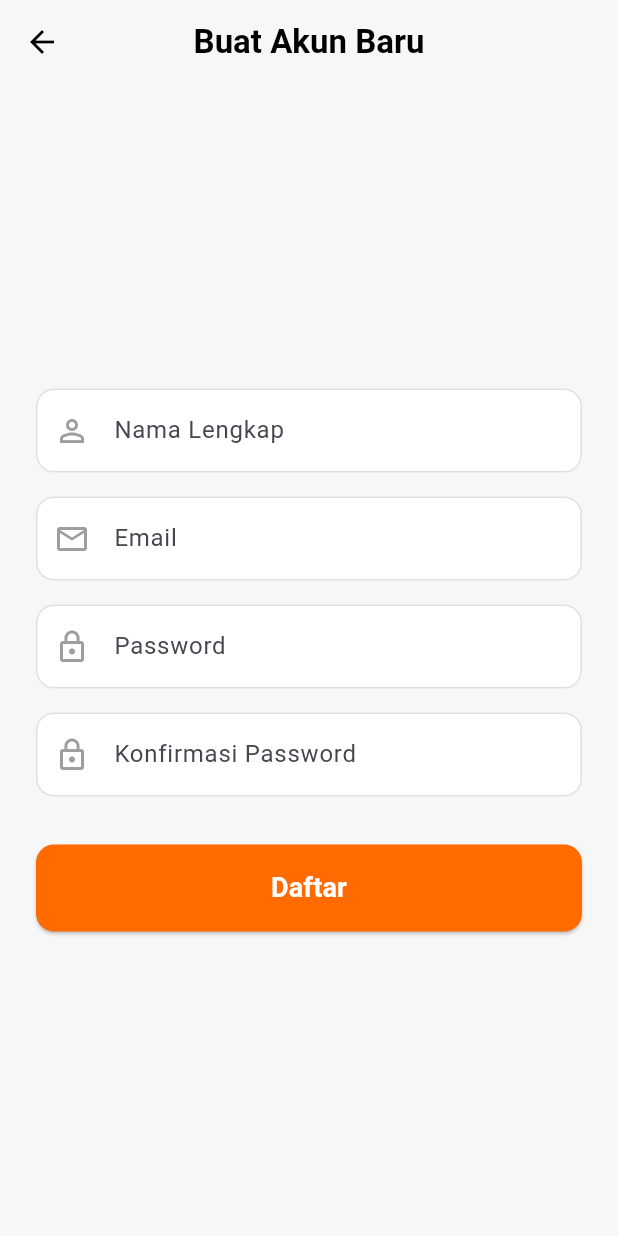
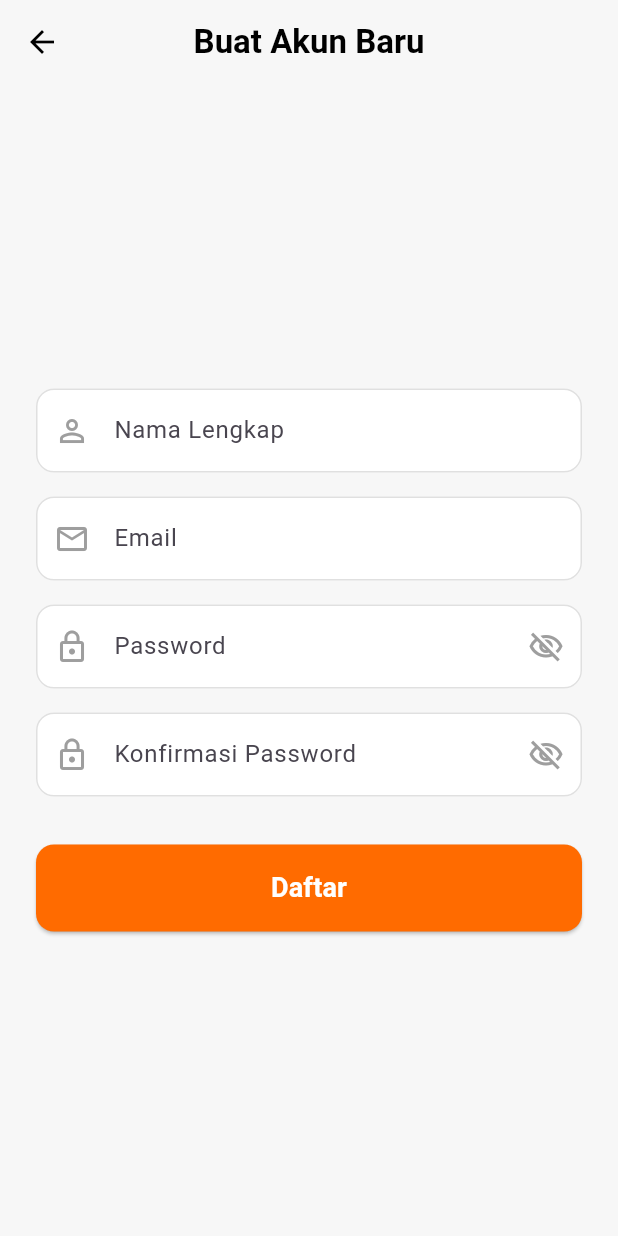
Before and after one commit to DYmazeh/teori-mobilelanjut-2357051017, a Flutter app: the RegisterPage screen opened directly, on a phone screen of 412 x 824 dp. Run offline on Flutter 3.47's test engine with Material 3 defaults, Android fonts, the phone set to English and light mode, and no system bars; network calls fail.

```diff
--- a/lib/register_page.dart
+++ b/lib/register_page.dart
@@ -1,8 +1,58 @@
 import 'package:flutter/material.dart';
+import 'package:myapp/user_model.dart';
 
 // Halaman buat user baru daftar akun.
-class RegisterPage extends StatelessWidget {
+class RegisterPage extends StatefulWidget {
   const RegisterPage({super.key});
+
+  @override
+  State<RegisterPage> createState() => _RegisterPageState();
+}
+
+class _RegisterPageState extends State<RegisterPage> {
+  final _nameController = TextEditingController();
+  final _emailController = TextEditingController();
+  final _passwordController = TextEditingController();
+  final _confirmPasswordController = TextEditingController();
+  bool _obscurePassword = true;
+  bool _obscureConfirmPassword = true;
+
+  @override
+  void dispose() {
+    _nameController.dispose();
+    _emailController.dispose();
+    _passwordController.dispose();
+    _confirmPasswordController.dispose();
+    super.dispose();
+  }
+
+  void _register() {
+    if (_passwordController.text == _confirmPasswordController.text) {
+      final user = User(
+        name: _nameController.text,
+        email: _emailController.text,
+        password: _passwordController.text,
+      );
+      Navigator.of(context).pop(user);
+    } else {
+      // Show error message
+      ScaffoldMessenger.of(context).showSnackBar(
+        const SnackBar(content: Text('Passwords do not match')),
+      );
+    }
+  }
+
+  void _togglePasswordVisibility() {
+    setState(() {
+      _obscurePassword = !_obscurePassword;
+    });
+  }
+
+  void _toggleConfirmPasswordVisibility() {
+    setState(() {
+      _obscureConfirmPassword = !_obscureConfirmPassword;
+    });
+  }
 
   @override
   Widget build(BuildContext context) {
@@ -30,12 +80,14 @@ class RegisterPage extends StatelessWidget {
                  const SizedBox(height: 24),
                 // Field buat isi nama.
                 TextFormField(
+                  controller: _nameController,
                   decoration: _buildInputDecoration('Nama Lengkap', Icons.person_outline),
                 ),
                 const SizedBox(height: 16),
 
                 // Field buat isi email.
                 TextFormField(
+                  controller: _emailController,
                   decoration: _buildInputDecoration('Email', Icons.email_outlined),
                   keyboardType: TextInputType.emailAddress,
                 ),
@@ -43,25 +95,43 @@ class RegisterPage extends StatelessWidget {
 
                 // Field buat isi password.
                 TextFormField(
-                  decoration: _buildInputDecoration('Password', Icons.lock_outline),
-                  obscureText: true, // Biar password-nya jadi bintang-bintang.
+                  controller: _passwordController,
+                  decoration: _buildInputDecoration(
+                    'Password',
+                    Icons.lock_outline,
+                    suffixIcon: IconButton(
+                      icon: Icon(
+                        _obscurePassword ? Icons.visibility_off_outlined : Icons.visibility_outlined,
+                        color: Colors.grey,
+                      ),
+                      onPressed: _togglePasswordVisibility,
+                    ),
+                  ),
+                  obscureText: _obscurePassword, // Biar password-nya jadi bintang-bintang.
                 ),
                  const SizedBox(height: 16),
 
                 // Field buat konfirmasi password.
                 TextFormField(
-                  decoration: _buildInputDecoration('Konfirmasi Password', Icons.lock_outline),
-                  obscureText: true,
+                  controller: _confirmPasswordController,
+                  decoration: _buildInputDecoration(
+                    'Konfirmasi Password',
+                    Icons.lock_outline,
+                    suffixIcon: IconButton(
+                      icon: Icon(
+                        _obscureConfirmPassword ? Icons.visibility_off_outlined : Icons.visibility_outlined,
+                        color: Colors.grey,
+                      ),
+                      onPressed: _toggleConfirmPasswordVisibility,
+                    ),
+                  ),
+                  obscureText: _obscureConfirmPassword,
                 ),
                 const SizedBox(height: 32),
 
                 // Tombol buat daftar.
                 ElevatedButton(
-                   onPressed: () {
-                    // Kalo tombol ini ditekan, balik ke halaman login.
-                    // Nanti di sini bisa ditambahin logika buat nyimpen data user.
-                    Navigator.of(context).pop();
-                  },
+                   onPressed: _register,
                   style: ElevatedButton.styleFrom(
                     backgroundColor: const Color(0xFFFF6B00), // Warna oranye khas.
                     padding: const EdgeInsets.symmetric(vertical: 16),
@@ -84,10 +154,11 @@ class RegisterPage extends StatelessWidget {
   }
 
   // Atur gaya field input biar konsisten.
-   InputDecoration _buildInputDecoration(String label, IconData icon) {
+   InputDecoration _buildInputDecoration(String label, IconData icon, {Widget? suffixIcon}) {
     return InputDecoration(
       labelText: label,
       prefixIcon: Icon(icon, color: Colors.grey[500]),
+      suffixIcon: suffixIcon,
       filled: true,
       fillColor: Colors.white,
       border: OutlineInputBorder(
--- /dev/null
+++ b/lib/user_model.dart
@@ -0,0 +1,7 @@
+class User {
+  final String name;
+  final String email;
+  final String password;
+
+  User({required this.name, required this.email, required this.password});
+}
```
Also changed, not shown: lib/login_page.dart (+48 -11 lines), lib/main_page.dart (+28 -20 lines), lib/profile_page.dart (added, +112 -0 lines).
